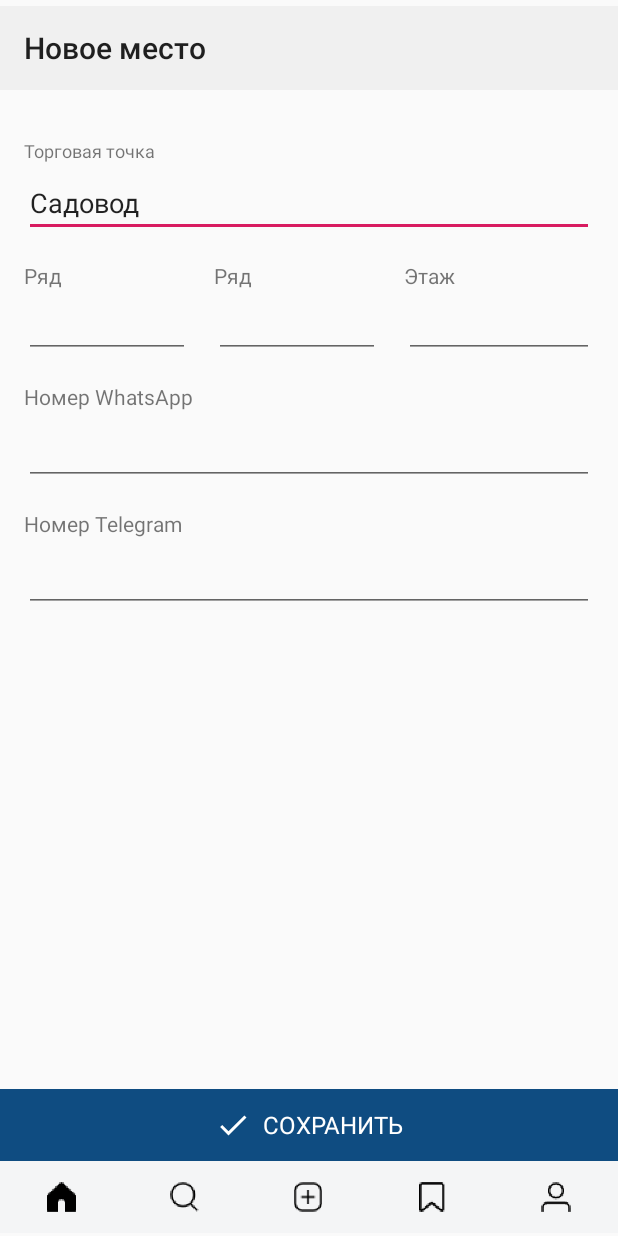
After one commit to jokermt235/OceanV3.1.1, an Android app: the PlaceFormActivity screen opened directly, with no data from a screen before it, on a phone screen of 412 x 824 dp. The commit adds this screen. Run offline under Robolectric (Android 15) with nearby library versions, the phone set to English and light mode, and no system bars.

Commit message:
Place form ui design

```diff
--- a/app/src/main/AndroidManifest.xml
+++ b/app/src/main/AndroidManifest.xml
@@ -9,7 +9,8 @@
         android:roundIcon="@mipmap/ic_launcher_round"
         android:supportsRtl="true"
         android:theme="@style/AppTheme">
-        <activity android:name=".Views.ProfileFormActivity"></activity>
+        <activity android:name=".Views.PlaceFormActivity"></activity>
+        <activity android:name=".Views.ProfileFormActivity" />
         <activity android:name=".Views.ProfilePlaceActivity" />
         <activity android:name=".Views.ProfileSettingsActivity" />
         <activity android:name=".Views.ProfileActivity" />
--- /dev/null
+++ b/app/src/main/java/com/example/oceanv311/Views/PlaceFormActivity.java
@@ -0,0 +1,21 @@
+package com.example.oceanv311.Views;
+
+import androidx.appcompat.app.AppCompatActivity;
+
+import android.os.Bundle;
+import android.widget.LinearLayout;
+
+import com.example.oceanv311.R;
+import com.example.oceanv311.Views.Components.CustomBottomMenu;
+
+public class PlaceFormActivity extends AppActivity {
+    private LinearLayout bottomMenu;
+    @Override
+    protected void onCreate(Bundle savedInstanceState) {
+        super.onCreate(savedInstanceState);
+        setContentView(R.layout.activity_place_form);
+        bottomMenu  = findViewById(R.id.placeFormBottomMenuView);
+        CustomBottomMenu customBottomMenu = new CustomBottomMenu(this);
+        bottomMenu.addView(customBottomMenu.getView());
+    }
+}
--- a/app/src/main/java/com/example/oceanv311/Views/ProfilePlaceActivity.java
+++ b/app/src/main/java/com/example/oceanv311/Views/ProfilePlaceActivity.java
@@ -3,15 +3,19 @@
 import androidx.appcompat.app.AppCompatActivity;
 import androidx.appcompat.widget.Toolbar;
 
+import android.content.Intent;
 import android.os.Bundle;
+import android.view.View;
 import android.widget.LinearLayout;
 
 import com.example.oceanv311.R;
 import com.example.oceanv311.Views.Components.CustomBottomMenu;
+import com.google.android.material.floatingactionbutton.FloatingActionButton;
 
 public class ProfilePlaceActivity extends AppActivity {
     private LinearLayout bottomMenu;
     private Toolbar  toolbar;
+    private FloatingActionButton addNewPlaceButton;
     @Override
     protected void onCreate(Bundle savedInstanceState) {
         super.onCreate(savedInstanceState);
@@ -23,6 +27,13 @@
         setSupportActionBar(toolbar);
         getSupportActionBar().setHomeButtonEnabled(true);
         getSupportActionBar().setDisplayHomeAsUpEnabled(true);
+        addNewPlaceButton = findViewById(R.id.profilePlaceAddBtn);
+        addNewPlaceButton.setOnClickListener(new View.OnClickListener() {
+            @Override
+            public void onClick(View v) {
+                startActivity(new Intent(getApplicationContext(), PlaceFormActivity.class));
+            }
+        });
     }
     @Override
     public boolean onSupportNavigateUp() {
--- /dev/null
+++ b/app/src/main/res/layout/activity_place_form.xml
@@ -0,0 +1,178 @@
+<?xml version="1.0" encoding="utf-8"?>
+<androidx.constraintlayout.widget.ConstraintLayout xmlns:android="http://schemas.android.com/apk/res/android"
+    xmlns:app="http://schemas.android.com/apk/res-auto"
+    xmlns:tools="http://schemas.android.com/tools"
+    android:layout_width="match_parent"
+    android:layout_height="match_parent"
+    android:layout_marginTop="4dp"
+    tools:context=".Views.PlaceFormActivity">
+
+    <LinearLayout
+        android:layout_width="0dp"
+        android:layout_height="0dp"
+        android:orientation="vertical"
+        app:layout_constraintBottom_toBottomOf="parent"
+        app:layout_constraintEnd_toEndOf="parent"
+        app:layout_constraintStart_toStartOf="parent"
+        app:layout_constraintTop_toTopOf="parent">
+
+        <androidx.appcompat.widget.Toolbar
+            android:id="@+id/placeFormToolbar"
+            android:layout_width="match_parent"
+            android:layout_height="wrap_content"
+            android:background="?attr/colorPrimary"
+            android:minHeight="?attr/actionBarSize"
+            android:theme="?attr/actionBarTheme"
+            app:title="@string/place_form_toolbar_title" />
+
+        <LinearLayout
+            android:layout_width="match_parent"
+            android:layout_height="match_parent"
+            android:layout_marginStart="16dp"
+            android:layout_marginTop="32dp"
+            android:layout_marginEnd="16dp"
+            android:layout_weight="1"
+            android:orientation="vertical">
+
+            <TextView
+                android:id="@+id/placeForm"
+                android:layout_width="match_parent"
+                android:layout_height="wrap_content"
+                android:text="@string/choose_image_sale_place_label"
+                android:textSize="12sp" />
+
+            <EditText
+                android:id="@+id/placeFormName"
+                android:layout_width="match_parent"
+                android:layout_height="wrap_content"
+                android:layout_marginTop="4dp"
+                android:ems="10"
+                android:inputType="textPersonName"
+                android:text="@string/market" />
+            <LinearLayout
+                android:layout_width="match_parent"
+                android:layout_height="wrap_content"
+                android:orientation="horizontal"
+                android:layout_marginTop="16dp">
+                <LinearLayout
+                    android:layout_width="match_parent"
+                    android:layout_height="wrap_content"
+                    android:layout_weight="1"
+                    android:orientation="vertical"
+                    android:layout_marginEnd="16dp">
+                    <TextView
+                        android:id="@+id/placeRowLabel"
+                        android:layout_width="match_parent"
+                        android:layout_height="wrap_content"
+                        android:text="@string/user_row_label" />
+
+                    <EditText
+                        android:id="@+id/placeRow"
+                        android:layout_width="match_parent"
+                        android:layout_height="wrap_content"
+                        android:ems="10"
+                        android:inputType="textPersonName" />
+                </LinearLayout>
+                <LinearLayout
+                    android:layout_width="match_parent"
+                    android:layout_height="wrap_content"
+                    android:layout_weight="1"
+                    android:orientation="vertical"
+                    android:layout_marginEnd="16dp">
+                    <TextView
+                        android:id="@+id/placePavilionLabel"
+                        android:layout_width="match_parent"
+                        android:layout_height="wrap_content"
+                        android:text="@string/user_row_label" />
+
+                    <EditText
+                        android:id="@+id/placePavilion"
+                        android:layout_width="match_parent"
+                        android:layout_height="wrap_content"
+                        android:ems="10"
+                        android:inputType="textPersonName" />
+                </LinearLayout>
+                <LinearLayout
+                    android:layout_width="match_parent"
+                    android:layout_height="wrap_content"
+                    android:orientation="vertical"
+                    android:layout_weight="1">
+
+                    <TextView
+                        android:id="@+id/placeFloorLabel"
+                        android:layout_width="match_parent"
+                        android:layout_height="wrap_content"
+                        android:text="@string/user_floor" />
+
+                    <EditText
+                        android:id="@+id/placeFloor"
+                        android:layout_width="match_parent"
+                        android:layout_height="wrap_content"
+                        android:ems="10"
+                        android:inputType="textPersonName" />
+                </LinearLayout>
+            </LinearLayout>
+
+            <TextView
+                android:id="@+id/placeWALabel"
+                android:layout_width="match_parent"
+                android:layout_height="wrap_content"
+                android:layout_marginTop="16dp"
+                android:text="@string/user_wa_phone_label" />
+
+            <EditText
+                android:id="@+id/placeWA"
+                android:layout_width="match_parent"
+                android:layout_height="wrap_content"
+                android:layout_marginTop="4dp"
+                android:ems="10"
+                android:inputType="textPersonName" />
+
+            <TextView
+                android:id="@+id/placeTGLabel"
+                android:layout_width="match_parent"
+                android:layout_height="wrap_content"
+                android:layout_marginTop="16dp"
+                android:text="@string/user_tg_phone_label" />
+
+            <EditText
+                android:id="@+id/placeTG"
+                android:layout_width="match_parent"
+                android:layout_height="wrap_content"
+                android:layout_marginTop="4dp"
+                android:ems="10"
+                android:inputType="textPersonName" />
+        </LinearLayout>
+        <LinearLayout
+            android:id="@+id/placeFormSaveBtn"
+            android:layout_width="match_parent"
+            android:layout_height="48dp"
+            android:background="@color/colorButton"
+            android:clickable="true"
+            android:gravity="center"
+            android:orientation="horizontal">
+
+            <ImageView
+                android:id="@+id/postSaveBtnImage"
+                android:layout_width="wrap_content"
+                android:layout_height="wrap_content"
+                app:srcCompat="@drawable/ic_check_white_24dp" />
+
+            <TextView
+                android:id="@+id/postSaveBtnText"
+                android:layout_width="wrap_content"
+                android:layout_height="wrap_content"
+                android:layout_marginStart="8dp"
+                android:text="@string/app_save_text"
+                android:textAllCaps="true"
+                android:textColor="@color/colorLightText"
+                android:textSize="16sp" />
+        </LinearLayout>
+        <LinearLayout
+            android:id="@+id/placeFormBottomMenuView"
+            android:layout_width="match_parent"
+            android:layout_height="50dp"
+            android:orientation="vertical">
+        </LinearLayout>
+    </LinearLayout>
+</androidx.constraintlayout.widget.ConstraintLayout>
--- a/app/src/main/res/layout/activity_profile_place.xml
+++ b/app/src/main/res/layout/activity_profile_place.xml
@@ -43,15 +43,17 @@
 
                     <com.google.android.material.floatingactionbutton.FloatingActionButton
                         android:id="@+id/profilePlaceAddBtn"
-                        android:layout_width="wrap_content"
-                        android:layout_height="wrap_content"
-                        android:layout_marginEnd="16dp"
-                        android:layout_marginBottom="16dp"
+                        android:layout_width="40dp"
+                        android:layout_height="40dp"
+                        android:layout_marginEnd="24dp"
+                        android:layout_marginBottom="24dp"
                         android:clickable="true"
                         app:backgroundTint="@color/colorButton"
+                        app:fabSize="mini"
                         app:layout_constraintBottom_toBottomOf="parent"
                         app:layout_constraintEnd_toEndOf="parent"
-                        app:srcCompat="@drawable/ic_baseline_add_24" />
+                        app:srcCompat="@drawable/ic_baseline_add_24"
+                        app:useCompatPadding="false" />
                 </androidx.constraintlayout.widget.ConstraintLayout>
             </LinearLayout>
         <LinearLayout
--- a/app/src/main/res/values/strings.xml
+++ b/app/src/main/res/values/strings.xml
@@ -46,4 +46,6 @@
     <string name="profile_settings_write_us_link">Написать нам</string>
     <string name="profile_form_name_label">Ваше имя</string>
     <string name="profile_form_shop_name_label">Ваш магазин</string>
+    <string name="place_form_toolbar_title">Новое место</string>
+    <string name="place_form_pavilion">Павильон</string>
 </resources>
```
